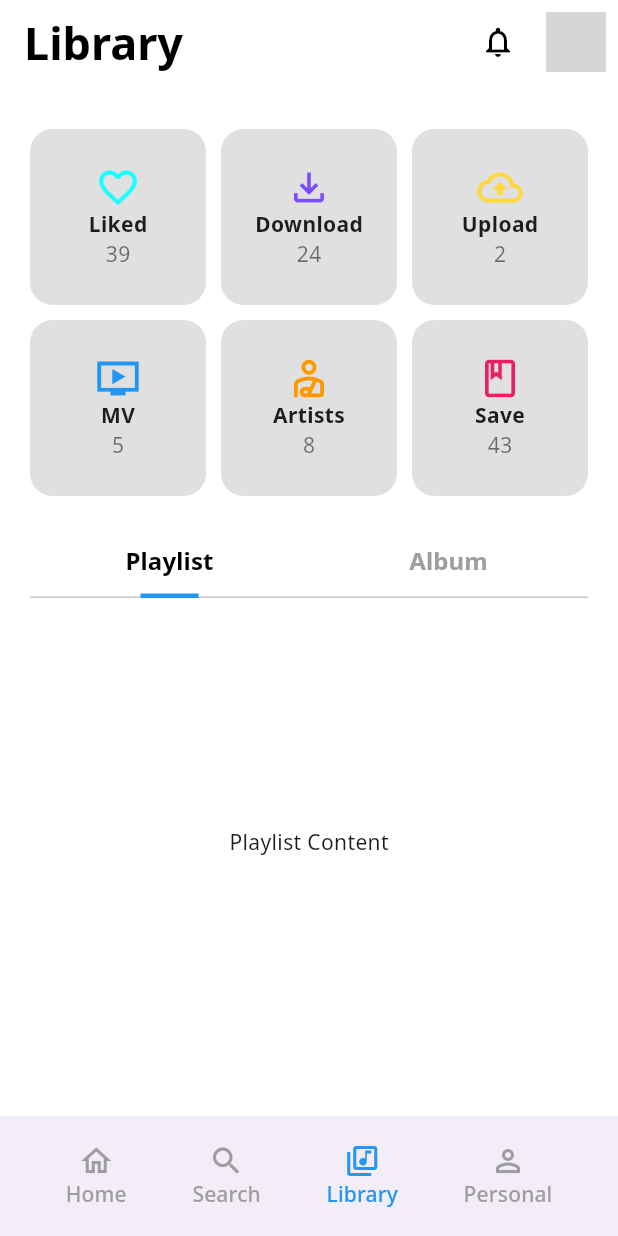
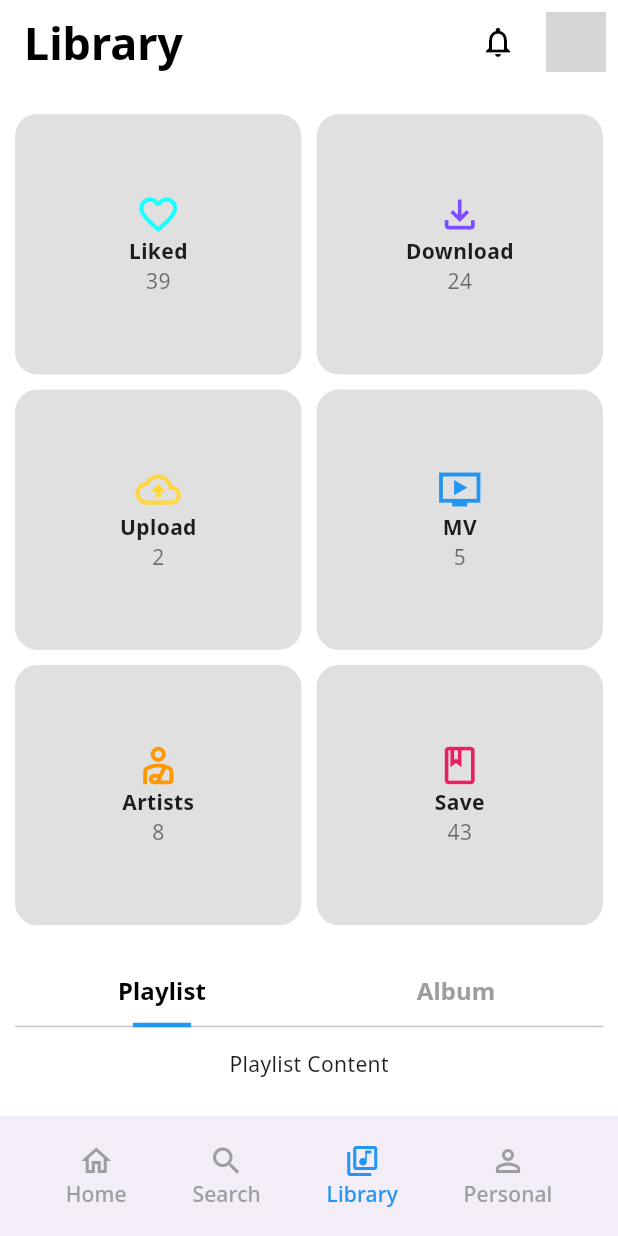
Before and after one commit to Duwong31/DoAnLapTrinhThietBiDiDong, a Flutter app: the screen it shows after launch, item 3 of the bottom bar chosen, on a phone screen of 412 x 824 dp. Run offline on Flutter 3.47's test engine with Material 3 defaults, Android fonts, the phone set to English and light mode, and no system bars; our stand-ins replace flutter_svg, shared_preferences; project files that could hold a hidden picture were left out; grey boxes are pictures that could not be loaded.

Commit message:
responsive nav

```diff
--- a/lib/presentation/views/library_view.dart
+++ b/lib/presentation/views/library_view.dart
@@ -12,31 +12,37 @@ class LibraryView extends StatefulWidget {
 class _LibraryViewState extends State<LibraryView> {
   @override
   Widget build(BuildContext context) {
+    final screenWidth = MediaQuery.of(context).size.width;
+    final crossAxisCount = screenWidth < 600 ? 2 : 3; // Điều chỉnh số cột dựa trên độ rộng màn hình
+
     return DefaultTabController(
-      length: 2, // Số lượng ta=
+      length: 2,
       child: Scaffold(
         backgroundColor: Colors.white,
         appBar: CustomAppBar(title: "Library"),
         body: Padding(
-          padding: const EdgeInsets.symmetric(horizontal: 20, vertical: 30),
+          padding: EdgeInsets.symmetric(
+            horizontal: screenWidth < 600 ? 10 : 20,
+            vertical: screenWidth < 600 ? 20 : 30,
+          ),
           child: Column(
             crossAxisAlignment: CrossAxisAlignment.start,
             children: [
               // GridView
-              GridView.count(
+              GridView.builder(
                 shrinkWrap: true,
                 physics: const NeverScrollableScrollPhysics(),
-                crossAxisCount: 3,
-                mainAxisSpacing: 10,
-                crossAxisSpacing: 10,
-                children: [
-                  _buildGridItem(Icons.favorite_border, "Liked", "39", Colors.cyanAccent),
-                  _buildGridItem(Icons.file_download_outlined, "Download", "24", Colors.deepPurpleAccent),
-                  _buildGridItem(Icons.cloud_upload_outlined, "Upload", "2", Colors.amberAccent),
-                  _buildGridItem(Icons.ondemand_video_sharp, "MV", "5", Colors.blue),
-                  _buildGridItem(Icons.personal_injury_outlined, "Artists", "8", Colors.orange),
-                  _buildGridItem(Icons.book_outlined, "Save", "43", Colors.pink),
-                ],
+                gridDelegate: SliverGridDelegateWithFixedCrossAxisCount(
+                  crossAxisCount: crossAxisCount,
+                  mainAxisSpacing: 10,
+                  crossAxisSpacing: 10,
+                  childAspectRatio: 1.1,
+                ),
+                itemCount: gridItems.length,
+                itemBuilder: (context, index) {
+                  final item = gridItems[index];
+                  return _buildGridItem(item["icon"], item["title"], item["count"], item["color"]);
+                },
               ),
 
               const SizedBox(height: 20),
@@ -61,8 +67,8 @@ class _LibraryViewState extends State<LibraryView> {
               Expanded(
                 child: TabBarView(
                   children: [
-                    Center(child: Text("Playlist Content")), // Nội dung Playlist
-                    Center(child: Text("Album Content")), // Nội dung Album
+                    Center(child: Text("Playlist Content", style: TextStyle(fontSize: screenWidth < 600 ? 14 : 16))),
+                    Center(child: Text("Album Content", style: TextStyle(fontSize: screenWidth < 600 ? 14 : 16))),
                   ],
                 ),
               ),
@@ -73,7 +79,17 @@ class _LibraryViewState extends State<LibraryView> {
     );
   }
 
-  // Hàm tạo Grid Item
+  // Danh sách các mục trong GridView
+  final List<Map<String, dynamic>> gridItems = [
+    {"icon": Icons.favorite_border, "title": "Liked", "count": "39", "color": Colors.cyanAccent},
+    {"icon": Icons.file_download_outlined, "title": "Download", "count": "24", "color": Colors.deepPurpleAccent},
+    {"icon": Icons.cloud_upload_outlined, "title": "Upload", "count": "2", "color": Colors.amberAccent},
+    {"icon": Icons.ondemand_video_sharp, "title": "MV", "count": "5", "color": Colors.blue},
+    {"icon": Icons.personal_injury_outlined, "title": "Artists", "count": "8", "color": Colors.orange},
+    {"icon": Icons.book_outlined, "title": "Save", "count": "43", "color": Colors.pink},
+  ];
+
+  // Widget tạo Grid Item
   Widget _buildGridItem(IconData icon, String title, String count, Color color) {
     return Container(
       decoration: BoxDecoration(
```
Also changed, not shown: lib/presentation/views/home_view.dart (+28 -99 lines), lib/presentation/views/search_view.dart (+11 -1 lines), 1 other file.
